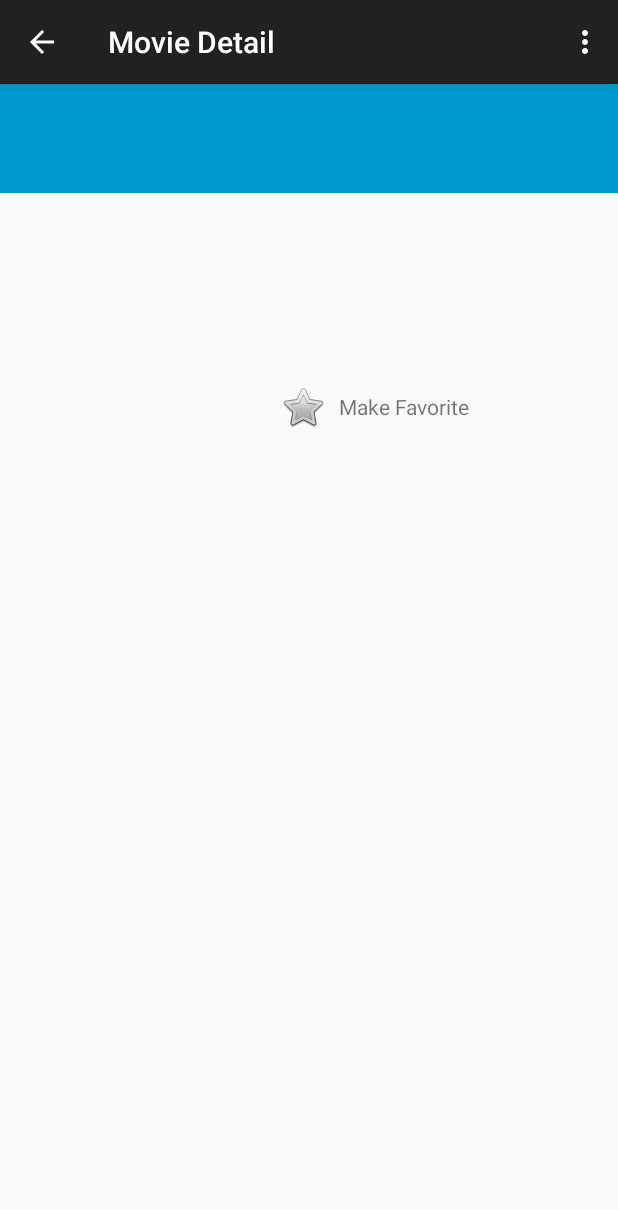
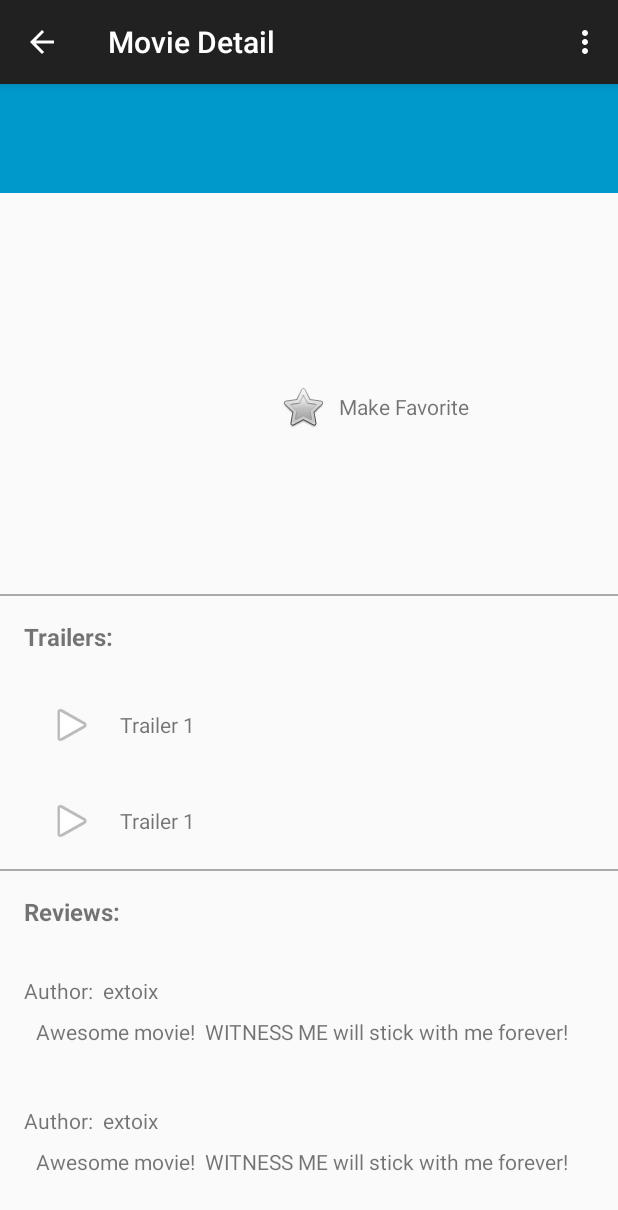
Before and after one commit to extoix/android-movies, an Android app: the MovieDetailFragment screen opened directly, with no data from a screen before it, on a phone screen of 412 x 824 dp. Shown: the top 1210 px of the screen. Run offline under Robolectric (Android 15) with nearby library versions, the phone set to English and light mode, and no system bars; our stand-ins replace Picasso; pictures from the network do not load.

Commit message:
Added mockups for the Trailer and Review fragments. Added the fragments to the Movie Detail container.

```diff
--- /dev/null
+++ b/Movies/app/src/main/java/com/extoix/android/movies/ui/ReviewFragment.java
@@ -0,0 +1,22 @@
+package com.extoix.android.movies.ui;
+
+import android.os.Bundle;
+import android.app.Fragment;
+import android.view.LayoutInflater;
+import android.view.View;
+import android.view.ViewGroup;
+
+import com.extoix.android.movies.R;
+
+public class ReviewFragment extends Fragment {
+
+    public ReviewFragment() {
+    }
+
+    @Override
+    public View onCreateView(LayoutInflater inflater, ViewGroup container, Bundle savedInstanceState) {
+        return inflater.inflate(R.layout.fragment_review, container, false);
+    }
+
+
+}
--- /dev/null
+++ b/Movies/app/src/main/java/com/extoix/android/movies/ui/TrailerFragment.java
@@ -0,0 +1,21 @@
+package com.extoix.android.movies.ui;
+
+import android.os.Bundle;
+import android.app.Fragment;
+import android.view.LayoutInflater;
+import android.view.View;
+import android.view.ViewGroup;
+
+import com.extoix.android.movies.R;
+
+public class TrailerFragment extends Fragment {
+
+    public TrailerFragment() {
+    }
+
+    @Override
+    public View onCreateView(LayoutInflater inflater, ViewGroup container, Bundle savedInstanceState) {
+        return inflater.inflate(R.layout.fragment_trailer, container, false);
+    }
+
+}
--- a/Movies/app/src/main/res/layout/fragment_detail.xml
+++ b/Movies/app/src/main/res/layout/fragment_detail.xml
@@ -50,7 +50,8 @@
             <LinearLayout
                 android:layout_width="wrap_content"
                 android:layout_height="wrap_content"
-                android:layout_margin="8dp">
+                android:orientation="horizontal"
+                android:layout_margin="8dp" >
 
                 <CheckBox
                     android:layout_width="wrap_content"
--- a/Movies/app/src/main/res/layout/fragment_movie_detail.xml
+++ b/Movies/app/src/main/res/layout/fragment_movie_detail.xml
@@ -5,11 +5,42 @@
     android:layout_width="match_parent"
     android:layout_height="match_parent" >
 
-    <fragment
-        android:id="@+id/detail_fragment"
-        android:name="com.extoix.android.movies.ui.DetailFragment"
+    <LinearLayout
         android:layout_width="match_parent"
         android:layout_height="match_parent"
-        tools:layout="@layout/fragment_detail" />
+        android:orientation="vertical">
+
+        <fragment
+            android:id="@+id/detail_fragment"
+            android:name="com.extoix.android.movies.ui.DetailFragment"
+            tools:layout="@layout/fragment_detail"
+            android:layout_width="match_parent"
+            android:layout_height="match_parent" />
+
+        <View
+            android:layout_width="match_parent"
+            android:layout_height="1dp"
+            android:background="@android:color/darker_gray" />
+
+        <fragment
+            android:id="@+id/trailer_fragment"
+            android:name="com.extoix.android.movies.ui.TrailerFragment"
+            tools:layout="@layout/fragment_trailer"
+            android:layout_width="match_parent"
+            android:layout_height="match_parent" />
+
+        <View
+            android:layout_width="match_parent"
+            android:layout_height="1dp"
+            android:background="@android:color/darker_gray" />
+
+        <fragment
+            android:id="@+id/review_fragment"
+            android:name="com.extoix.android.movies.ui.ReviewFragment"
+            tools:layout="@layout/fragment_review"
+            android:layout_width="match_parent"
+            android:layout_height="match_parent" />
+
+    </LinearLayout>
 
 </ScrollView>
--- /dev/null
+++ b/Movies/app/src/main/res/layout/fragment_review.xml
@@ -0,0 +1,62 @@
+<LinearLayout
+    xmlns:android="http://schemas.android.com/apk/res/android"
+    xmlns:tools="http://schemas.android.com/tools"
+    tools:context="com.extoix.android.movies.ui.ReviewFragment"
+    android:layout_width="match_parent"
+    android:layout_height="match_parent"
+    android:orientation="vertical" >
+
+    <LinearLayout
+        android:layout_width="match_parent"
+        android:layout_height="wrap_content"
+        android:orientation="vertical" >
+
+        <TextView
+            android:layout_width="wrap_content"
+            android:layout_height="wrap_content"
+            android:layout_margin="16dp"
+            android:textSize="16dp"
+            android:textStyle="bold"
+            android:text="@string/label_header_review" />
+
+        <LinearLayout
+            android:layout_width="wrap_content"
+            android:layout_height="wrap_content"
+            android:orientation="vertical"
+            android:layout_margin="16dp" >
+
+            <TextView
+                android:layout_width="wrap_content"
+                android:layout_height="wrap_content"
+                android:text="Author:  extoix"/>
+
+            <TextView
+                android:layout_width="wrap_content"
+                android:layout_height="wrap_content"
+                android:padding="8dp"
+                android:text="Awesome movie!  WITNESS ME will stick with me forever!" />
+
+        </LinearLayout>
+
+        <LinearLayout
+            android:layout_width="wrap_content"
+            android:layout_height="wrap_content"
+            android:orientation="vertical"
+            android:layout_margin="16dp" >
+
+            <TextView
+                android:layout_width="wrap_content"
+                android:layout_height="wrap_content"
+                android:text="Author:  extoix"/>
+
+            <TextView
+                android:layout_width="wrap_content"
+                android:layout_height="wrap_content"
+                android:padding="8dp"
+                android:text="Awesome movie!  WITNESS ME will stick with me forever!" />
+
+        </LinearLayout>
+
+    </LinearLayout>
+
+</LinearLayout>
--- /dev/null
+++ b/Movies/app/src/main/res/layout/fragment_trailer.xml
@@ -0,0 +1,66 @@
+<LinearLayout
+    xmlns:android="http://schemas.android.com/apk/res/android"
+    xmlns:tools="http://schemas.android.com/tools"
+    tools:context="com.extoix.android.movies.ui.TrailerFragment"
+    android:layout_width="match_parent"
+    android:layout_height="match_parent"
+    android:orientation="vertical" >
+
+    <LinearLayout
+        android:layout_width="match_parent"
+        android:layout_height="wrap_content"
+        android:orientation="vertical" >
+
+        <TextView
+            android:layout_width="wrap_content"
+            android:layout_height="wrap_content"
+            android:layout_margin="16dp"
+            android:textSize="16dp"
+            android:textStyle="bold"
+            android:text="@string/label_header_trailer" />
+
+        <LinearLayout
+            android:layout_width="wrap_content"
+            android:layout_height="wrap_content"
+            android:orientation="horizontal"
+            android:layout_margin="16dp" >
+
+            <CheckBox
+                android:layout_width="wrap_content"
+                android:layout_height="wrap_content"
+                android:layout_marginLeft="16dp"
+                android:layout_marginRight="16dp"
+                android:button="@android:drawable/ic_media_play" />
+
+            <TextView
+                android:layout_width="0dp"
+                android:layout_height="wrap_content"
+                android:layout_weight="1"
+                android:text="Trailer 1" />
+
+        </LinearLayout>
+
+        <LinearLayout
+            android:layout_width="wrap_content"
+            android:layout_height="wrap_content"
+            android:orientation="horizontal"
+            android:layout_margin="16dp" >
+
+            <CheckBox
+                android:layout_width="wrap_content"
+                android:layout_height="wrap_content"
+                android:layout_marginLeft="16dp"
+                android:layout_marginRight="16dp"
+                android:button="@android:drawable/ic_media_play" />
+
+            <TextView
+                android:layout_width="0dp"
+                android:layout_height="wrap_content"
+                android:layout_weight="1"
+                android:text="Trailer 1" />
+
+        </LinearLayout>
+
+    </LinearLayout>
+
+</LinearLayout>
--- a/Movies/app/src/main/res/values/strings.xml
+++ b/Movies/app/src/main/res/values/strings.xml
@@ -6,6 +6,8 @@
 
     <string name="title_activity_movie_detail">Movie Detail</string>
     <string name="label_make_favorite">Make Favorite</string>
+    <string name="label_header_trailer">Trailers:</string>
+    <string name="label_header_review">Reviews:</string>
 
     <string name="action_settings">Settings</string>
     <string name="title_activity_settings">Settings</string>
@@ -19,7 +21,4 @@
     <string name="pref_sort_highestRating" translatable="false">vote_average.desc</string>
     <string name="pref_sort_favorite" translatable="false">favorite.desc</string>
 
-<!-- TODO: Remove or change this placeholder text -->
-    <string name="hello_blank_fragment">Hello blank fragment</string>
-
 </resources>
```
